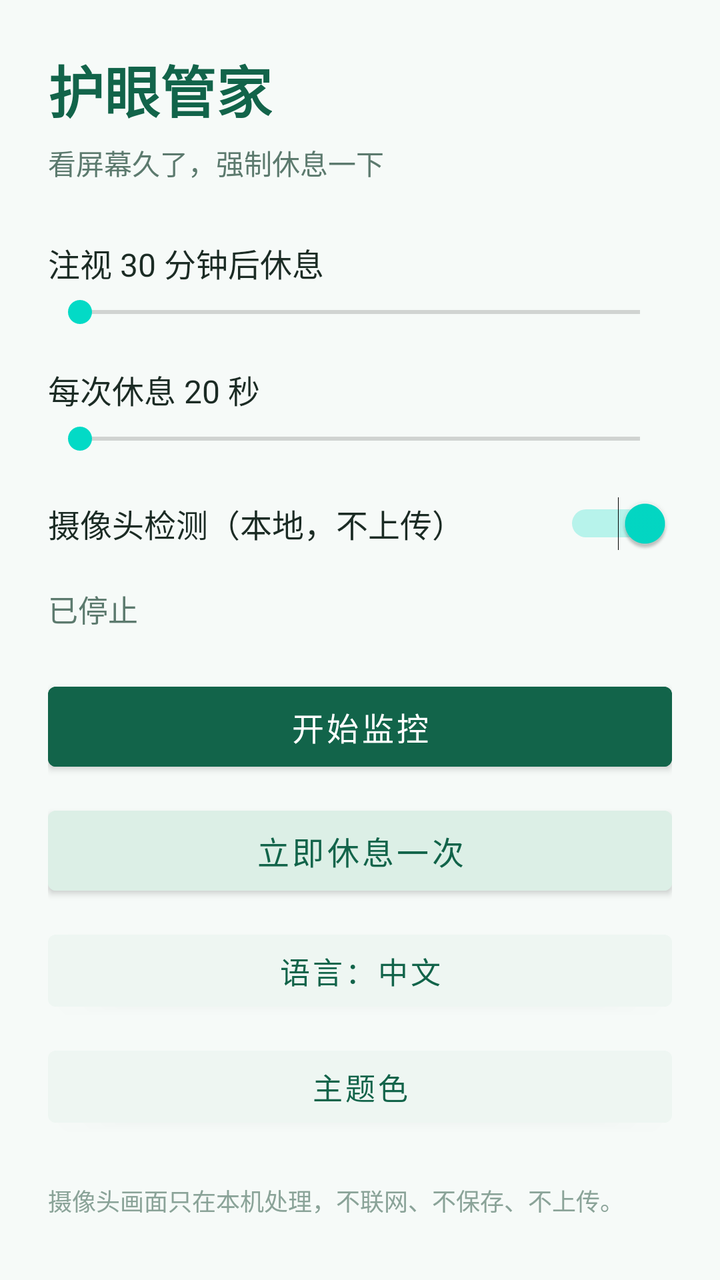
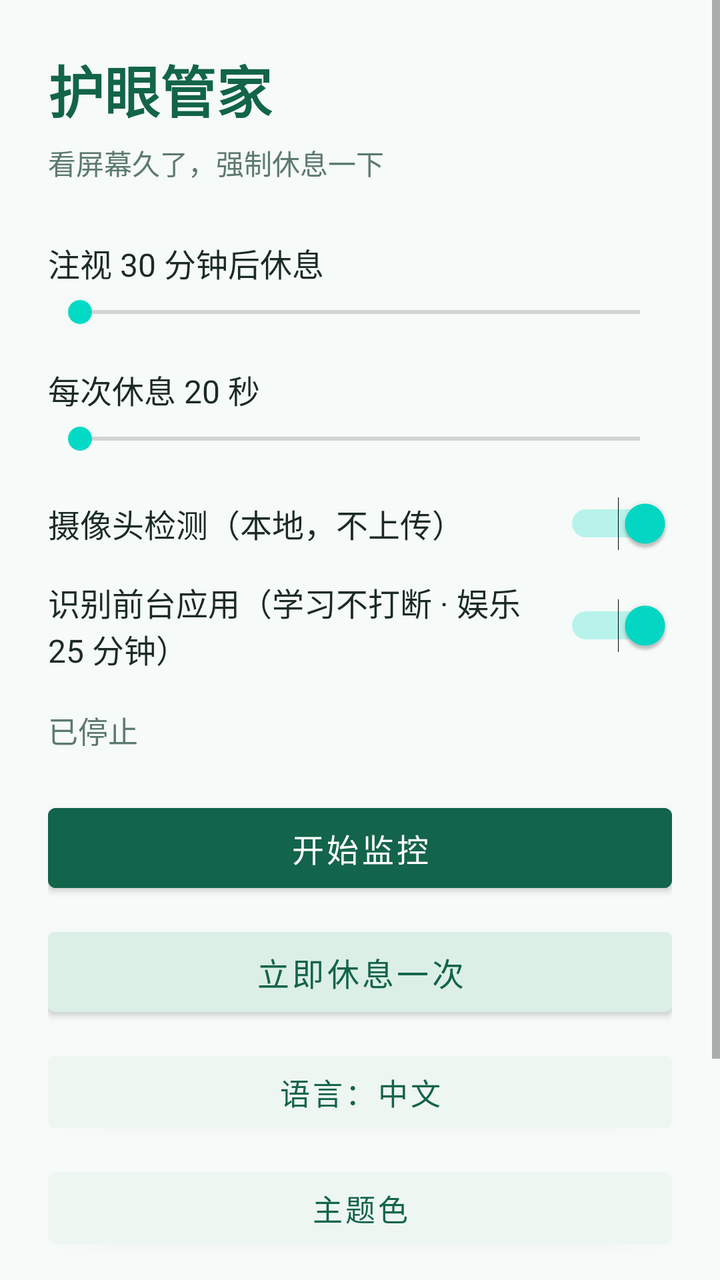

The first picture is an Android layout as it rendered before a commit; the second is the same layout after the commit. The layout source and the unified diff follow.
<!-- AndroidManifest.xml: activity theme Theme.EyeGuard.Splash -->
<!-- res/layout/activity_main.xml -->
<?xml version="1.0" encoding="utf-8"?>
<ScrollView xmlns:android="http://schemas.android.com/apk/res/android"
    android:layout_width="match_parent"
    android:layout_height="match_parent"
    android:background="#F6FAF8"
    android:fillViewport="true">

    <LinearLayout
        android:layout_width="match_parent"
        android:layout_height="wrap_content"
        android:orientation="vertical"
        android:padding="24dp">

        <TextView
            android:id="@+id/titleText"
            android:layout_width="wrap_content"
            android:layout_height="wrap_content"
            android:text="护眼管家"
            android:textColor="#12644A"
            android:textSize="28sp"
            android:textStyle="bold" />

        <TextView
            android:id="@+id/subtitleText"
            android:layout_width="wrap_content"
            android:layout_height="wrap_content"
            android:layout_marginTop="6dp"
            android:text="看屏幕久了，强制休息一下"
            android:textColor="#5C7A6E"
            android:textSize="14sp" />

        <TextView
            android:id="@+id/intervalLabel"
            android:layout_width="wrap_content"
            android:layout_height="wrap_content"
            android:layout_marginTop="28dp"
            android:text="注视 30 分钟后休息"
            android:textColor="#1B2B24"
            android:textSize="16sp" />

        <SeekBar
            android:id="@+id/intervalSeek"
            android:layout_width="match_parent"
            android:layout_height="wrap_content"
            android:layout_marginTop="4dp" />

        <TextView
            android:id="@+id/breakLabel"
            android:layout_width="wrap_content"
            android:layout_height="wrap_content"
            android:layout_marginTop="18dp"
            android:text="每次休息 20 秒"
            android:textColor="#1B2B24"
            android:textSize="16sp" />

        <SeekBar
            android:id="@+id/breakSeek"
            android:layout_width="match_parent"
            android:layout_height="wrap_content"
            android:layout_marginTop="4dp" />

        <Switch
            android:id="@+id/cameraSwitch"
            android:layout_width="match_parent"
            android:layout_height="wrap_content"
            android:layout_marginTop="20dp"
            android:checked="true"
            android:text="摄像头检测（本地，不上传）"
            android:textColor="#1B2B24"
            android:textSize="16sp" />

        <TextView
            android:id="@+id/statusText"
            android:layout_width="wrap_content"
            android:layout_height="wrap_content"
            android:layout_marginTop="18dp"
            android:text="已停止"
            android:textColor="#5C7A6E"
            android:textSize="15sp" />

        <Button
            android:id="@+id/startButton"
            android:layout_width="match_parent"
            android:layout_height="52dp"
            android:layout_marginTop="22dp"
            android:backgroundTint="#12644A"
            android:text="开始监控"
            android:textColor="#FFFFFF"
            android:textSize="16sp" />

        <Button
            android:id="@+id/restButton"
            android:layout_width="match_parent"
            android:layout_height="52dp"
            android:layout_marginTop="10dp"
            android:backgroundTint="#DCEFE6"
            android:text="立即休息一次"
            android:textColor="#12644A"
            android:textSize="16sp" />

        <Button
            android:id="@+id/langButton"
            android:layout_width="match_parent"
            android:layout_height="48dp"
            android:layout_marginTop="10dp"
            android:backgroundTint="#EEF6F2"
            android:text="语言：中文"
            android:textColor="#12644A"
            android:textSize="15sp" />

        <Button
            android:id="@+id/themeButton"
            android:layout_width="match_parent"
            android:layout_height="48dp"
            android:layout_marginTop="10dp"
            android:backgroundTint="#EEF6F2"
            android:text="主题色"
            android:textColor="#12644A"
            android:textSize="15sp" />

        <TextView
            android:layout_width="match_parent"
            android:layout_height="wrap_content"
            android:layout_marginTop="24dp"
            android:text="摄像头画面只在本机处理，不联网、不保存、不上传。"
            android:textColor="#8AA398"
            android:textSize="12sp" />
    </LinearLayout>
</ScrollView>
<!-- resources referenced by this layout -->
<resources>
  <style name="Theme.EyeGuard.Splash" parent="Theme.EyeGuard">
          <item name="android:windowBackground">@drawable/splash_bg</item>
          <item name="android:statusBarColor">@color/brand_deep</item>
          <item name="android:navigationBarColor">@color/brand_deep</item>
          <item name="android:windowLightStatusBar">false</item>
      </style>
  <style name="Theme.EyeGuard" parent="Theme.MaterialComponents.DayNight.NoActionBar">
          <item name="colorPrimary">#12644A</item>
          <item name="colorPrimaryVariant">#0E4C38</item>
          <item name="colorOnPrimary">#FFFFFF</item>
          <item name="android:windowBackground">#F6FAF8</item>
          <item name="android:statusBarColor">#F6FAF8</item>
          <item name="android:windowLightStatusBar">true</item>
      </style>
  <!-- drawable splash_bg (drawable) -->
  <?xml version="1.0" encoding="utf-8"?>
  <layer-list xmlns:android="http://schemas.android.com/apk/res/android">
      <item android:drawable="@color/brand_deep" />
      <item android:drawable="@drawable/launch_logo" android:gravity="center" />
  </layer-list>
  <color name="brand_deep">#0A3A2B</color>
  <!-- drawable launch_logo: png bitmap (drawable, 6855 bytes) -->
</resources>

<!-- the commit's change to res/layout/activity_main.xml (unified diff, before → after) -->
@@ -69,6 +69,27 @@
             android:textColor="#1B2B24"
             android:textSize="16sp" />
 
+        <Switch
+            android:id="@+id/sceneSwitch"
+            android:layout_width="match_parent"
+            android:layout_height="wrap_content"
+            android:layout_marginTop="14dp"
+            android:checked="true"
+            android:text="识别前台应用（学习不打断 · 娱乐 25 分钟）"
+            android:textColor="#1B2B24"
+            android:textSize="16sp" />
+
+        <Button
+            android:id="@+id/usageButton"
+            android:layout_width="match_parent"
+            android:layout_height="44dp"
+            android:layout_marginTop="8dp"
+            android:backgroundTint="#EEF6F2"
+            android:text="授予「使用情况访问」权限"
+            android:textColor="#12644A"
+            android:textSize="14sp"
+            android:visibility="gone" />
+
         <TextView
             android:id="@+id/statusText"
             android:layout_width="wrap_content"
@@ -118,10 +139,29 @@
             android:textColor="#12644A"
             android:textSize="15sp" />
 
+        <Button
+            android:id="@+id/pinButton"
+            android:layout_width="match_parent"
+            android:layout_height="48dp"
+            android:layout_marginTop="10dp"
+            android:backgroundTint="#EEF6F2"
+            android:text="设置家长密码"
+            android:textColor="#12644A"
+            android:textSize="15sp" />
+
+        <TextView
+            android:id="@+id/versionText"
+            android:layout_width="match_parent"
+            android:layout_height="wrap_content"
+            android:layout_marginTop="24dp"
+            android:text="v1.2"
+            android:textColor="#8AA398"
+            android:textSize="12sp" />
+
         <TextView
             android:layout_width="match_parent"
             android:layout_height="wrap_content"
-            android:layout_marginTop="24dp"
+            android:layout_marginTop="6dp"
             android:text="摄像头画面只在本机处理，不联网、不保存、不上传。"
             android:textColor="#8AA398"
             android:textSize="12sp" />
